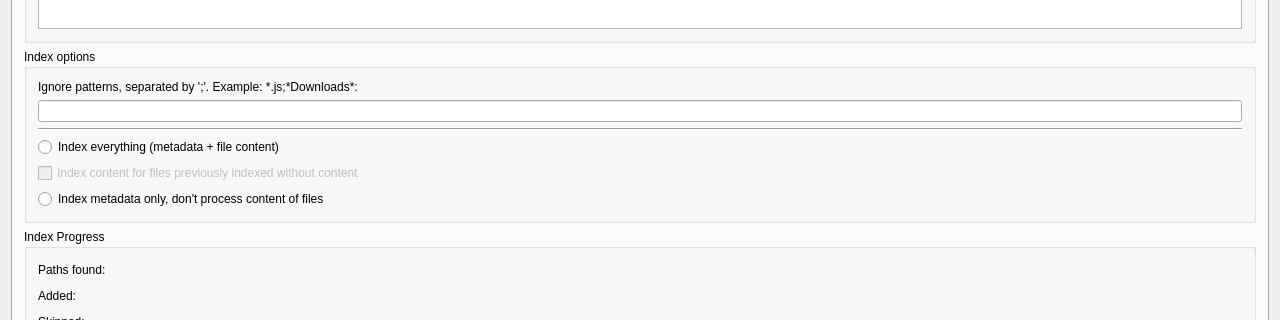
Qt form gui/mainwindow.ui (quitesimpleorg/looqs) before a commit; both pictures show x 0 to 1280 and y 403 to 723 of the 1280 by 923 pixel window.
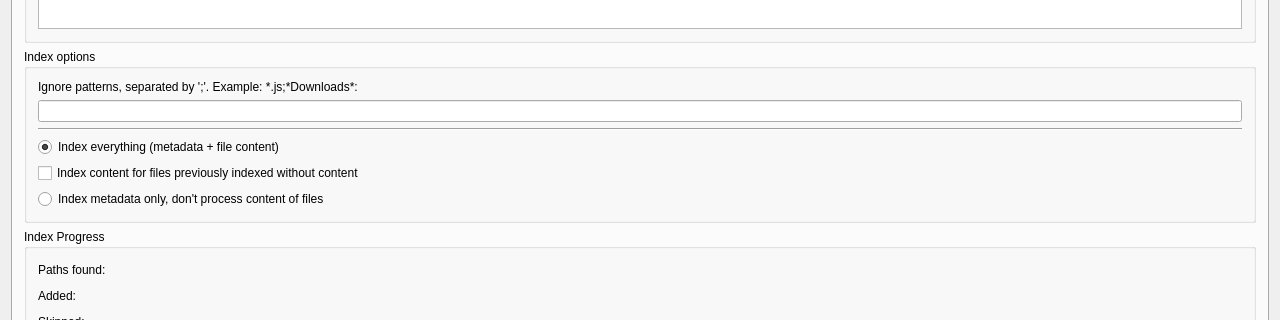
The same form after that commit.

Commit message: gui: mainwindow: Default to index everything

```diff
--- a/gui/mainwindow.ui
+++ b/gui/mainwindow.ui
@@ -421,16 +421,22 @@
              <property name="text">
               <string>Index everything (metadata + file content)</string>
              </property>
+             <property name="checked">
+              <bool>true</bool>
+             </property>
             </widget>
            </item>
            <item>
             <widget class="QCheckBox" name="chkFillContentForContentless">
              <property name="enabled">
-              <bool>false</bool>
+              <bool>true</bool>
              </property>
              <property name="text">
               <string>Index content for files previously indexed without content</string>
              </property>
+             <property name="checked">
+              <bool>false</bool>
+             </property>
             </widget>
            </item>
            <item>
```
